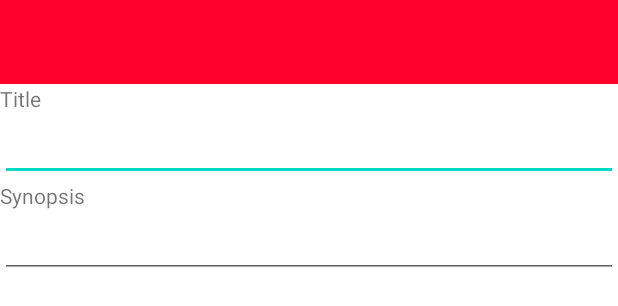
After one commit to premanandaSetyo/Tubes01, an Android app: the layout fragment_add_movie.xml on its own in the app's theme, with its tools: preview values and no code run, on a phone screen of 412 x 824 dp. The commit adds this screen. Shown: the top 306 px of the screen. Run offline under Robolectric (Android 15) with nearby library versions, the phone set to English and light mode, and no system bars.

Commit message:
Merge branch 'master' of /Users/sharonkezia/AndroidStudioProjects/P3B/Tubes1/Tubes01 with conflicts.

```diff
--- a/app/src/main/res/layout/activity_main.xml
+++ b/app/src/main/res/layout/activity_main.xml
@@ -13,9 +13,9 @@
         android:orientation="vertical"
         android:background="@color/theme">
 
-            <include layout="@layout/toolbar"
-                    android:id="@+id/home_toolbar"
-                    />
+        <include
+            layout="@layout/toolbar"
+            android:id="@+id/home_toolbar"/>
 
 <!--        Toolbar-->
 
--- /dev/null
+++ b/app/src/main/res/layout/fragment_add_movie.xml
@@ -0,0 +1,33 @@
+<?xml version="1.0" encoding="utf-8"?>
+<LinearLayout
+    xmlns:android="http://schemas.android.com/apk/res/android"
+    android:layout_width="match_parent"
+    android:layout_height="match_parent"
+    android:orientation="vertical">
+
+    <!--Toolbar-->
+    <include
+        layout="@layout/toolbar"
+        android:id="@+id/home_toolbar"/>
+
+    <!--Title-->
+    <TextView
+        android:layout_width="wrap_content"
+        android:layout_height="wrap_content"
+        android:text="Title"/>
+
+    <EditText
+        android:layout_width="match_parent"
+        android:layout_height="wrap_content"/>
+
+    <!--Synopsis-->
+    <TextView
+        android:layout_width="wrap_content"
+        android:layout_height="wrap_content"
+        android:text="Synopsis"/>
+
+    <EditText
+        android:layout_width="match_parent"
+        android:layout_height="wrap_content"/>
+
+</LinearLayout>
--- /dev/null
+++ b/app/src/main/res/layout/fragment_add_series.xml
@@ -0,0 +1,6 @@
+<?xml version="1.0" encoding="utf-8"?>
+<androidx.constraintlayout.widget.ConstraintLayout xmlns:android="http://schemas.android.com/apk/res/android"
+    android:layout_width="match_parent"
+    android:layout_height="match_parent">
+
+</androidx.constraintlayout.widget.ConstraintLayout>
--- a/app/src/main/res/layout/fragment_home.xml
+++ b/app/src/main/res/layout/fragment_home.xml
@@ -13,10 +13,10 @@
         android:gravity="center">
 
         <ImageView
+            android:id="@+id/logo"
             android:layout_width="wrap_content"
             android:layout_height="wrap_content"
             android:layout_marginLeft="110dp"
-            android:id="@+id/logo"
             android:foregroundGravity="center"
             android:src="@drawable/logoResize" />
 
```
